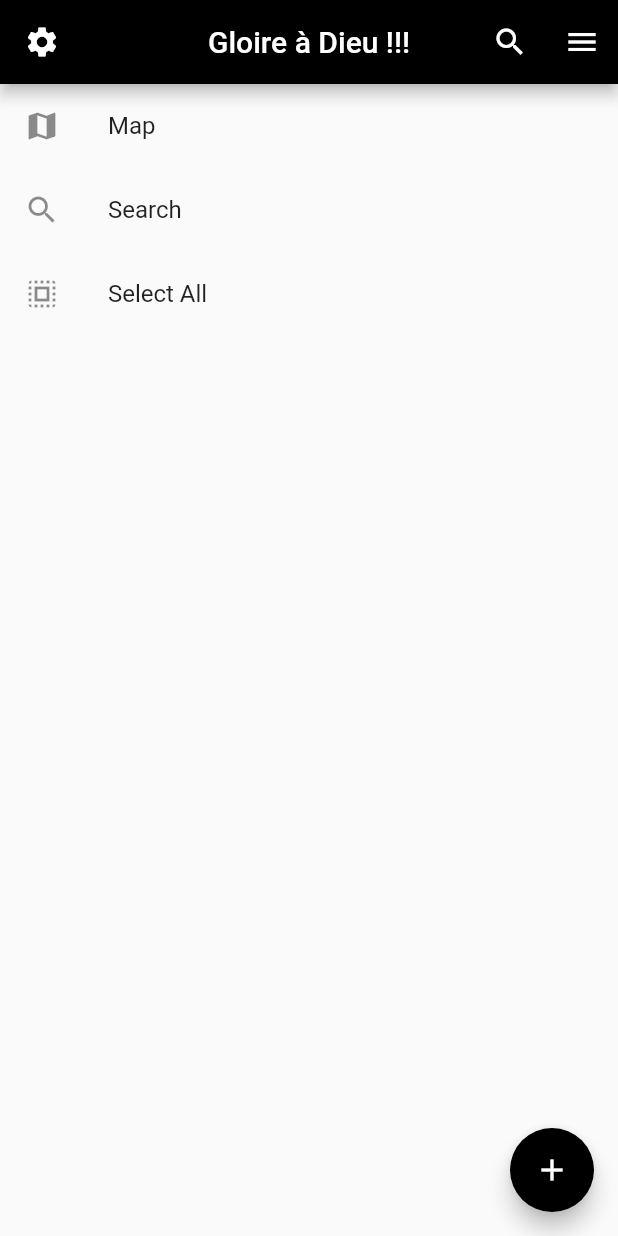
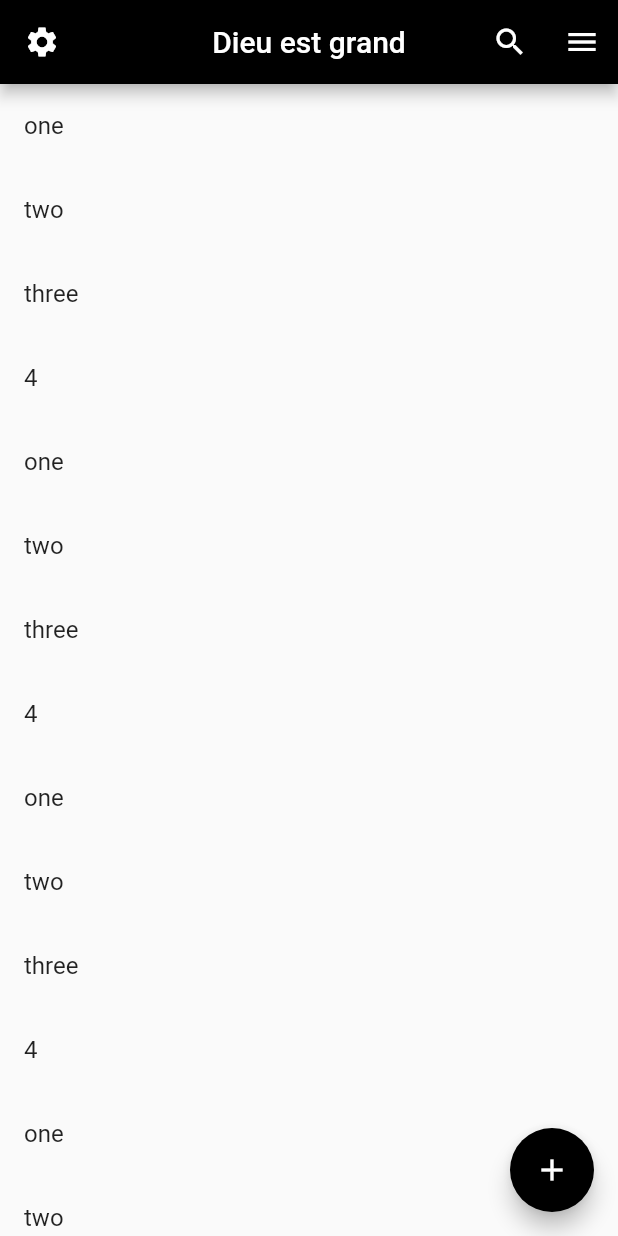
Before and after one commit to camara94/camara-mob, a Flutter app: the screen it shows after launch, on a phone screen of 412 x 824 dp. Run offline on Flutter 3.47's test engine with Material 2 defaults, Android fonts, the phone set to English and light mode, and no system bars.

Commit message:
Utilisation ListView.builder

```diff
--- a/flutter_learn/lib/main.dart
+++ b/flutter_learn/lib/main.dart
@@ -1,14 +1,35 @@
 import 'package:flutter/material.dart';
-String src = 'https://shoesyourpath.com/wp-content/uploads/2015/12/cascades-kuang-si-luang-prabang-laos.jpg';
-var assetsImage = AssetImage('images/laos.jpg');
-var image = Image(image:assetsImage,fit: BoxFit.cover,);
+
+List<String> content = [
+  'one',
+  'two',
+  'three',
+  '4',
+  'one',
+  'two',
+  'three',
+  '4',
+  'one',
+  'two',
+  'three',
+  '4',
+  'one',
+  'two',
+  'three',
+  '4',
+  'one',
+  'two',
+  'three',
+  '4',
+];
+
 void main() => runApp(MyApp());
 
 class MyApp extends StatelessWidget {
   @override
-  Widget build(BuildContext context) {
+  Widget build(BuildContext context){
     return MaterialApp(
-      title: 'Dieu est grand !!!',
+      title: 'Dieu est grand',
       home: Home(),
     );
   }
@@ -16,52 +37,40 @@ class MyApp extends StatelessWidget {
 
 class Home extends StatelessWidget {
   @override
-  Widget build(BuildContext context) {
+  Widget build(BuildContext context){
     return Scaffold(
+
       floatingActionButton: FloatingActionButton(
+        backgroundColor: Colors.black,
+        onPressed: (){print('Floatting button action');},
         child: Icon(Icons.add),
+      ),
+      appBar:AppBar(
         backgroundColor: Colors.black,
-        onPressed:(){print('You press the flotting button Add!');}
-      ),
-      appBar: AppBar(
-        backgroundColor: Colors.black,
-        title: Text(
-          'Gloire à Dieu !!!',
-        ),
-        centerTitle:true,
+        title:Text('Dieu est grand'),
+        centerTitle: true,
         leading: IconButton(
           icon: Icon(Icons.settings),
-          onPressed:(){print('You press the button Settings!');}
+          onPressed: (){print('Settings');},
         ),
         actions: <Widget>[
           IconButton(
             icon: Icon(Icons.search),
-            onPressed:(){print('You press the button Search!');}
+            onPressed: (){print('Search');},
           ),
           IconButton(
             icon: Icon(Icons.menu),
-            onPressed:(){print('You press the button Menu!');}
-          ),
+            onPressed: (){print('Menu');},
+          )
         ],
       ),
-      body: ListView(
-        children: <Widget>[
-          ListTile(
-            leading: Icon(Icons.map),
-            title:Text('Map'),
-            onTap: (){print('Map');},
-          ),
-          ListTile(
-            leading:  Icon(Icons.search),
-            title:Text('Search'),
-            onTap:(){print('Search');}
-          ),
-          ListTile(
-            leading: Icon(Icons.select_all),
-            title: Text('Select All'),
-            onTap: (){print('Select all');}
-          ),
-        ],
+      body: ListView.builder(
+        itemCount: content.length,
+        itemBuilder: (BuildContext context, int index){
+          return ListTile(
+            title: Text(content[index]),
+          );
+        },
       ),
     );
   }
```
